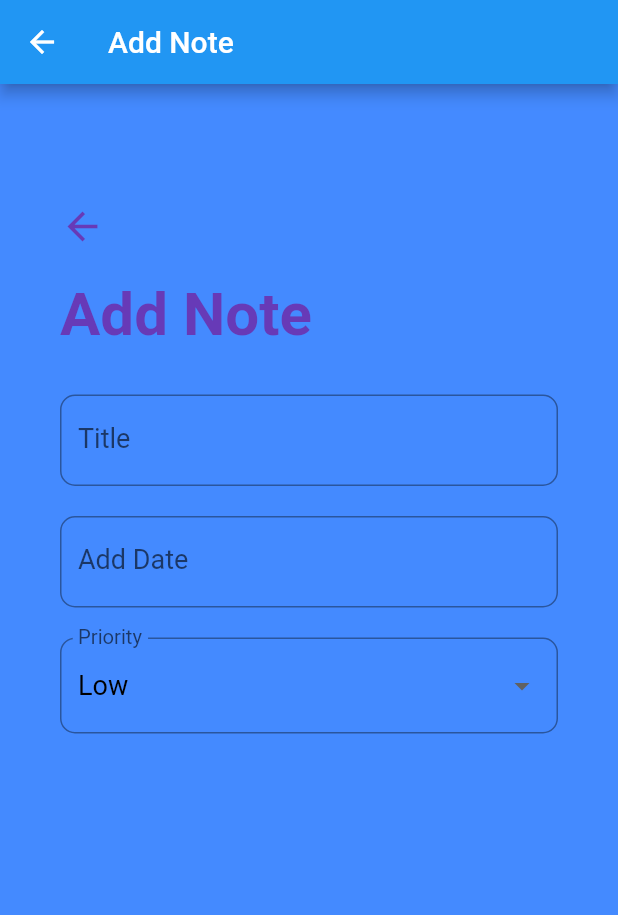
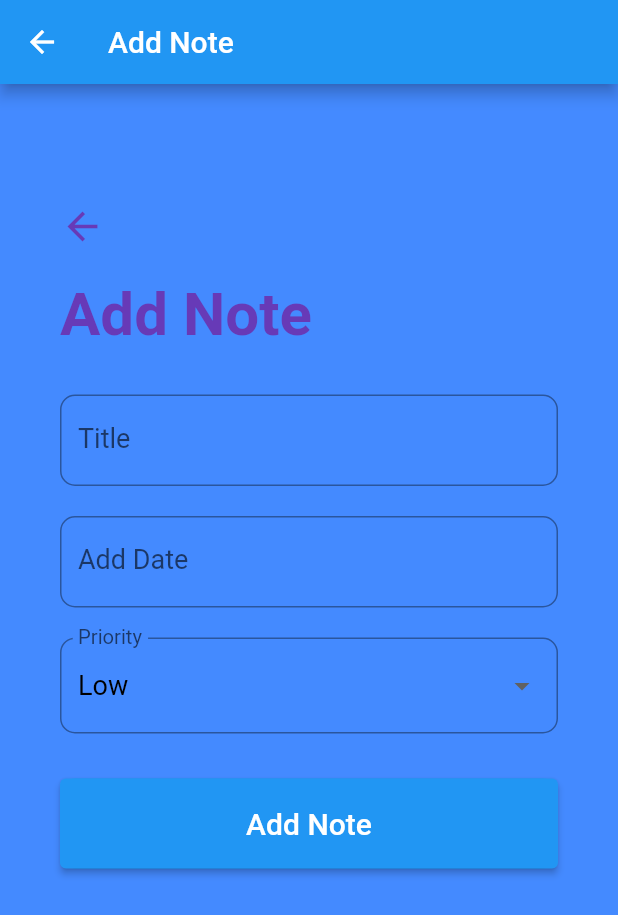
Before and after one commit to AUNG533/SQLite_Note_CheckBox, a Flutter app: the AddNoteScreen screen opened directly, on a phone screen of 412 x 824 dp. Shown: the top 915 px of the screen. Run offline on Flutter 3.47's test engine with Material 2 defaults, Android fonts, the phone set to English and light mode, and no system bars.

Commit message:
Add Note Button

```diff
--- a/lib/screens/add_note_screen.dart
+++ b/lib/screens/add_note_screen.dart
@@ -48,7 +48,8 @@ class _AddNoteScreenState extends State<AddNoteScreen> {
         child: GestureDetector(
           onTap: () {},
           child: Container(
-            padding: const EdgeInsets.symmetric(horizontal: 40.0, vertical: 80.0),
+            padding:
+                const EdgeInsets.symmetric(horizontal: 40.0, vertical: 80.0),
             child: Column(
               crossAxisAlignment: CrossAxisAlignment.start,
               children: [
@@ -136,6 +137,23 @@ class _AddNoteScreenState extends State<AddNoteScreen> {
                           value: _priority,
                         ),
                       ),
+                      Container(
+                        margin: const EdgeInsets.symmetric(vertical: 20.0),
+                        height: 60.0,
+                        width: double.infinity,
+                        decoration: BoxDecoration(
+                          color: Theme.of(context).primaryColor,
+                          borderRadius: BorderRadius.circular(10.0),
+                        ),
+                        child: ElevatedButton(
+                          onPressed: () {},
+                          child: Text(
+                            btnText,
+                            style: const TextStyle(
+                                color: Colors.white, fontSize: 20.0),
+                          ),
+                        ),
+                      ),
                     ],
                   ),
                 ),
```
